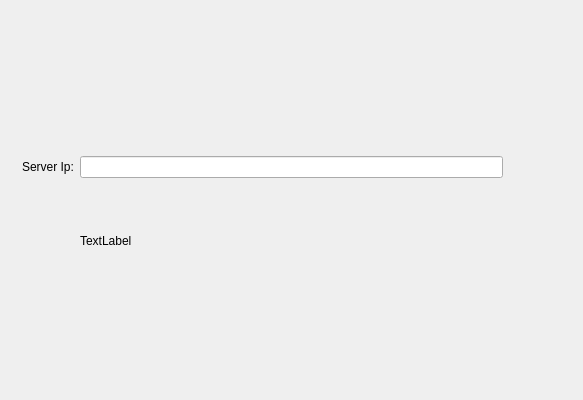
First picture: the form in mainwindow.ui, repository mohammadAminBateni/AP-Project, before the edit; both pictures show x 118 to 701 and y 0 to 400 of the 800 by 600 pixel window.
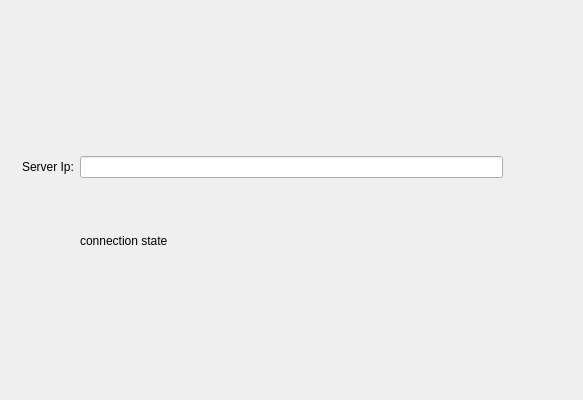
Second picture: the form after the edit. Icons and pictures are not drawn.

The edit to the form file:
```diff
--- a/mainwindow.ui
+++ b/mainwindow.ui
@@ -40,7 +40,7 @@
      <item row="1" column="1">
       <widget class="QLabel" name="state">
        <property name="text">
-        <string>TextLabel</string>
+        <string>connection state</string>
        </property>
       </widget>
      </item>
```
Left out of the diff: 10 changed lines with no effect on the pictures.
